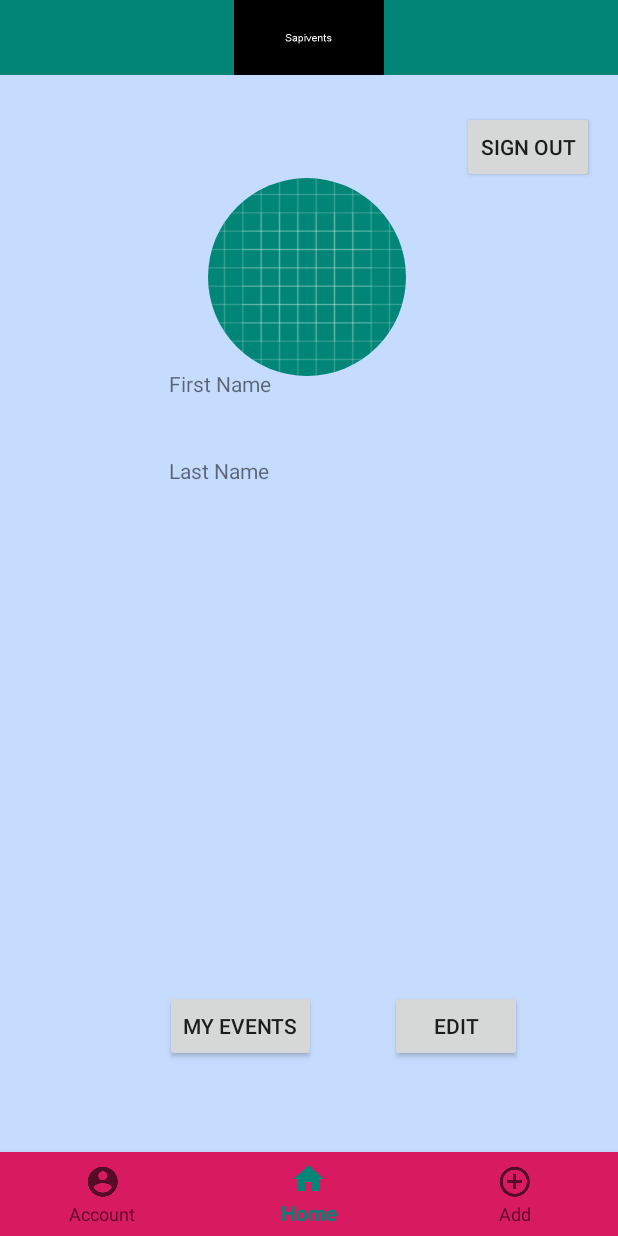
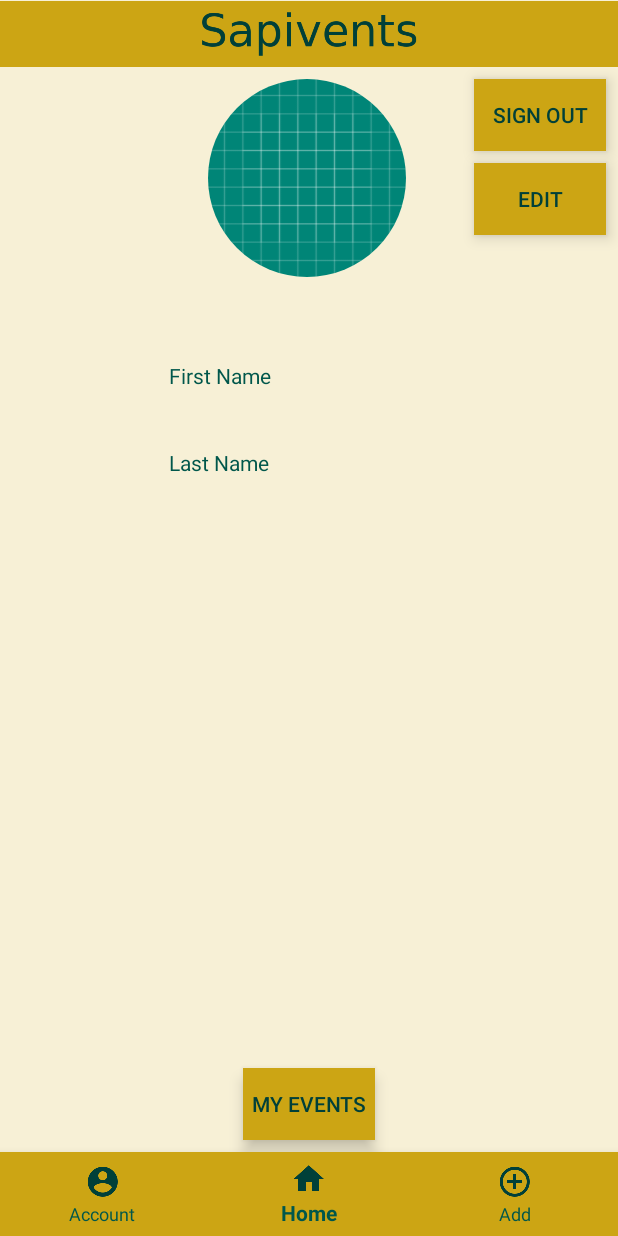
Before and after one commit to andraspatka/Sapivents, an Android app: the fragment UserProfileViewFragment placed in its activity, on a phone screen of 412 x 824 dp. Run offline under Robolectric (Android 15) with nearby library versions, the phone set to English and light mode, and no system bars; our stand-ins replace ButterKnife, Firebase (no records; nobody signed in at launch, a user with empty details on screens opened directly); 2 statements that could not run were skipped.

Commit message:
Design improvements

```diff
--- a/app/src/main/AndroidManifest.xml
+++ b/app/src/main/AndroidManifest.xml
@@ -6,7 +6,7 @@
     <uses-permission android:name="android.permission.WRITE_EXTERNAL_STORAGE" />
     <application
         android:allowBackup="true"
-        android:icon="@mipmap/ic_launcher"
+        android:icon="@drawable/logo"
         android:label="@string/app_name"
         android:roundIcon="@mipmap/ic_launcher_round"
         android:supportsRtl="true"
--- a/app/src/main/res/layout/activity_main.xml
+++ b/app/src/main/res/layout/activity_main.xml
@@ -8,22 +8,22 @@
     tools:context=".MainActivity"
     android:background="@color/colorPrimary">
 
+
+
+    <FrameLayout
+        android:id="@+id/fragment_place"
+        android:layout_width="match_parent"
+        android:layout_height="match_parent"
+        android:background="@color/background"/>
+
     <ImageView
         android:id="@+id/logo_image_view"
         android:layout_width="match_parent"
         android:layout_height="@dimen/logo_height"
-        android:src="@drawable/logo_placeholder"
+        android:src="@drawable/banner"
         app:layout_constraintEnd_toEndOf="parent"
         app:layout_constraintStart_toStartOf="parent"
         app:layout_constraintTop_toTopOf="parent" />
-
-    <!--android:layout_marginTop="@dimen/logo_height"
-        android:layout_marginBottom="@dimen/bottom_nav_height" -->
-    <FrameLayout
-        android:id="@+id/fragment_place"
-        android:layout_width="match_parent"
-        android:layout_height="match_parent"/>
-
 
     <android.support.design.widget.BottomNavigationView
         android:id="@+id/bottom_nav"
@@ -32,7 +32,8 @@
         app:layout_constraintBottom_toBottomOf="parent"
         app:layout_constraintEnd_toEndOf="parent"
         app:layout_constraintStart_toStartOf="parent"
-        app:itemBackground="@color/colorAccent"
+        app:itemBackground="@color/mustard"
+        app:itemIconTint="@color/darkGreen"
         design:menu="@layout/app_menu" />
 
 </android.support.constraint.ConstraintLayout>
--- a/app/src/main/res/layout/fragment_event_add_edit.xml
+++ b/app/src/main/res/layout/fragment_event_add_edit.xml
@@ -43,6 +43,7 @@
             android:layout_width="wrap_content"
             android:layout_height="wrap_content"
             android:layout_marginEnd="8dp"
+            android:background="@color/buttonColor"
             android:src="@drawable/ic_next_white24dp"
             app:layout_constraintBottom_toBottomOf="@+id/event_edit_add_image"
             app:layout_constraintEnd_toEndOf="@+id/event_edit_add_image"
@@ -53,6 +54,7 @@
             android:layout_width="wrap_content"
             android:layout_height="wrap_content"
             android:layout_marginStart="8dp"
+            android:background="@color/buttonColor"
             android:src="@drawable/ic_navigate_before_white_24dp"
             app:layout_constraintBottom_toBottomOf="@+id/event_edit_add_image"
             app:layout_constraintStart_toStartOf="@+id/event_edit_add_image"
@@ -103,7 +105,9 @@
             android:layout_marginStart="8dp"
             android:layout_marginTop="8dp"
             android:layout_marginEnd="8dp"
+            android:layout_marginBottom="8dp"
             android:text="@string/event_edit_add_save"
+            app:layout_constraintBottom_toBottomOf="parent"
             app:layout_constraintEnd_toEndOf="parent"
             app:layout_constraintStart_toStartOf="parent"
             app:layout_constraintTop_toBottomOf="@+id/event_edit_add_location_edit_text" />
--- a/app/src/main/res/layout/fragment_user_profile_view.xml
+++ b/app/src/main/res/layout/fragment_user_profile_view.xml
@@ -6,25 +6,28 @@
     xmlns:tools="http://schemas.android.com/tools"
     android:layout_width="match_parent"
     android:layout_height="match_parent"
-    android:background="@color/colorBlueishGray"
-    tools:context=".fragments.user.UserProfileEditViewFragment">
+    tools:context=".fragments.user.UserProfileViewFragment">
 
     <Button
         android:id="@+id/user_profile_edit_btn"
         android:layout_width="wrap_content"
         android:layout_height="wrap_content"
-        android:layout_marginEnd="64dp"
-        android:layout_marginBottom="60dp"
+        android:layout_marginTop="8dp"
+        android:layout_marginEnd="8dp"
+        android:background="@color/mustard"
+        android:textColor="@color/buttonTextColor"
         android:text="@string/user_profile_edit_btn"
-        app:layout_constraintBottom_toBottomOf="parent"
-        app:layout_constraintEnd_toEndOf="parent" />
+        app:layout_constraintEnd_toEndOf="parent"
+        app:layout_constraintTop_toBottomOf="@+id/user_profile_sign_out_btn" />
 
     <Button
         android:id="@+id/user_profile_sign_out_btn"
         android:layout_width="wrap_content"
         android:layout_height="wrap_content"
-        android:layout_marginTop="24dp"
-        android:layout_marginEnd="16dp"
+        android:layout_marginTop="8dp"
+        android:layout_marginEnd="8dp"
+        android:background="@color/mustard"
+        android:textColor="@color/buttonTextColor"
         android:text="Sign out"
         app:layout_constraintEnd_toEndOf="parent"
         app:layout_constraintTop_toTopOf="parent" />
@@ -32,14 +35,16 @@
 
     <Button
         android:id="@+id/user_profile_events_btn"
-        android:layout_width="wrap_content"
+        android:layout_width="88dp"
         android:layout_height="wrap_content"
-        android:layout_marginStart="68dp"
+        android:layout_marginStart="8dp"
         android:layout_marginEnd="8dp"
-        android:layout_marginBottom="60dp"
+        android:layout_marginBottom="8dp"
+        android:background="@color/mustard"
         android:text="@string/my_events_button_text"
+        android:textColor="@color/buttonTextColor"
         app:layout_constraintBottom_toBottomOf="parent"
-        app:layout_constraintEnd_toStartOf="@+id/user_profile_edit_btn"
+        app:layout_constraintEnd_toEndOf="parent"
         app:layout_constraintStart_toStartOf="parent" />
 
     <TextView
@@ -89,29 +94,23 @@
         android:layout_width="match_parent"
         android:layout_height="55dp"
         android:layout_marginStart="8dp"
-        android:layout_marginTop="8dp"
         android:layout_marginEnd="8dp"
-        android:layout_marginBottom="8dp"
         android:visibility="visible"
-        app:layout_constraintBottom_toBottomOf="parent"
+        app:layout_constraintBottom_toBottomOf="@+id/user_profile_image"
         app:layout_constraintEnd_toEndOf="parent"
         app:layout_constraintHorizontal_bias="1.0"
         app:layout_constraintStart_toStartOf="parent"
-        app:layout_constraintTop_toTopOf="parent"
-        app:layout_constraintVertical_bias="0.179" />
+        app:layout_constraintTop_toTopOf="@+id/user_profile_image" />
 
     <ImageView
         android:id="@+id/user_profile_image"
         android:layout_width="132dp"
         android:layout_height="132dp"
         android:layout_marginStart="8dp"
-        android:layout_marginTop="13dp"
+        android:layout_marginTop="8dp"
         android:layout_marginEnd="11dp"
-        android:layout_marginBottom="8dp"
-        app:layout_constraintBottom_toBottomOf="parent"
         app:layout_constraintEnd_toEndOf="parent"
         app:layout_constraintStart_toStartOf="parent"
-        app:layout_constraintTop_toTopOf="parent"
-        app:layout_constraintVertical_bias="0.098" />
+        app:layout_constraintTop_toTopOf="parent" />
 
 </android.support.constraint.ConstraintLayout>
--- a/app/src/main/res/values/colors.xml
+++ b/app/src/main/res/values/colors.xml
@@ -2,6 +2,13 @@
 <resources>
     <color name="colorPrimary">#008577</color>
     <color name="colorPrimaryDark">#00574B</color>
-    <color name="colorAccent">#D81B60</color>
+    <color name="colorAccent">#CCA514</color>
     <color name="colorBlueishGray">#c6dcff</color>
+    <color name="pink">#FF19FA</color>
+    <color name="mustard">#CCA514</color>
+    <color name="buttonColor">#CCA514</color>
+    <color name="buttonTextColor">#004039</color>
+    <color name="background">#f7f0d6</color>
+    <color name="darkGreen">#004039</color>
+    <color name="white">#FFFFFF</color>
 </resources>
--- a/app/src/main/res/values/dimens.xml
+++ b/app/src/main/res/values/dimens.xml
@@ -1,6 +1,6 @@
 <?xml version="1.0" encoding="utf-8"?>
 <resources>
-    <dimen name="logo_height">50dp</dimen>
+    <dimen name="logo_height">45dp</dimen>
     <dimen name="bottom_nav_height">56dp</dimen>
     <dimen name="text_size">16sp</dimen>
     <dimen name="logo_height_plus_margin">66dp</dimen>
--- a/app/src/main/res/values/styles.xml
+++ b/app/src/main/res/values/styles.xml
@@ -1,11 +1,29 @@
 <resources>
 
-    <!-- Base application theme. -->
-    <style name="AppTheme" parent="Theme.AppCompat.Light.DarkActionBar">
-        <!-- Customize your theme here. -->
+    <style name="AppTheme" parent="Theme.AppCompat.DayNight">
         <item name="colorPrimary">@color/colorPrimary</item>
         <item name="colorPrimaryDark">@color/colorPrimaryDark</item>
         <item name="colorAccent">@color/colorAccent</item>
+        <item name="android:textColor">@color/colorPrimaryDark</item>
+        <item name="buttonStyle">@style/btnStyle</item>
+        <item name="imageButtonStyle">@style/imageBtnStyle</item>
+        <item name="editTextStyle">@style/editTxtStyle</item>
+    </style>
+
+    <style name="btnStyle" parent="Widget.AppCompat.Button.Borderless.Colored">
+        <item name="android:background">@color/colorAccent</item>
+        <item name="android:textColor">@color/colorPrimaryDark</item>
+        <item name="android:elevation">6dp</item>
+    </style>
+
+    <style name="imageBtnStyle">
+        <item name="android:background">@color/colorAccent</item>
+        <item name="android:elevation">5dp</item>
+    </style>
+
+    <style name="editTxtStyle" parent="Base.Widget.AppCompat.EditText">
+        <item name="android:textColor">@color/colorAccent</item>
+        <item name="android:textColorHint">@color/colorAccent</item>
     </style>
 
 </resources>
```
Also changed, not shown: app/src/main/res/layout/event_list_item.xml (+5 -4 lines), app/src/main/res/layout/fragment_event_detail.xml (+6 -2 lines), app/src/main/res/layout/fragment_user_profile_edit.xml (+5 -10 lines), app/src/main/res/layout/fragment_user_registration.xml (+14 -8 lines), app/src/main/res/layout/fragment_user_sign_in.xml (+13 -7 lines), app/src/main/res/drawable-hdpi/logo.png (added), app/src/main/res/drawable-mdpi/logo.png (added), app/src/main/res/drawable-xhdpi/logo.png (added), app/src/main/res/drawable-xxhdpi/logo.png (added), app/src/main/res/drawable-xxxhdpi/logo.png (added), app/src/main/res/drawable/banner.png (added).
